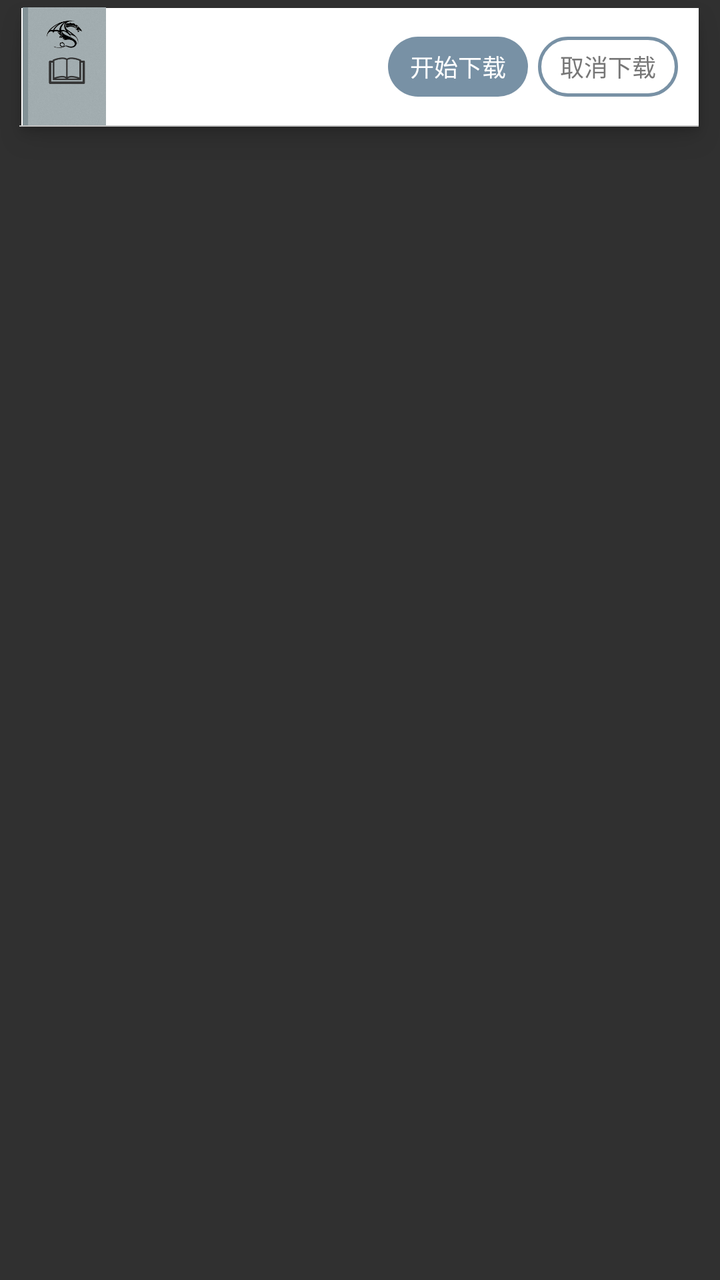
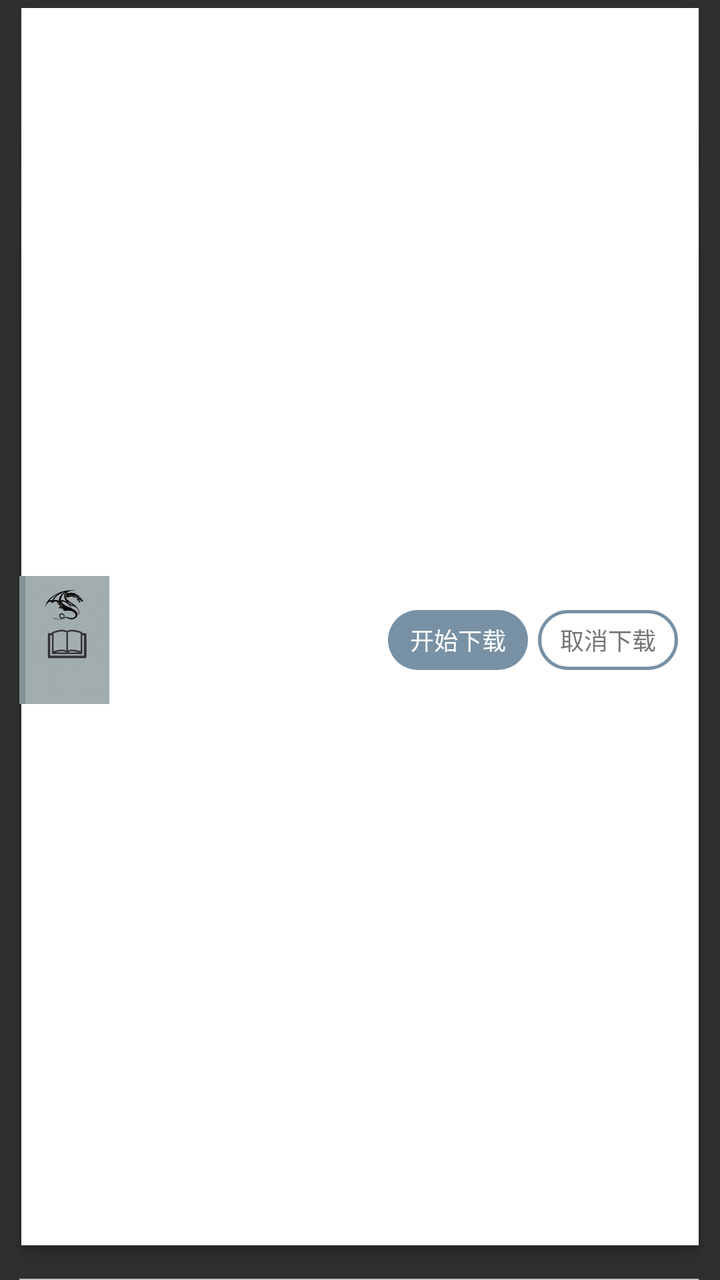

An Android layout rendered at two revisions. The XML below is the earlier revision; the diff shows what the commit changed to produce the second picture.
<!-- AndroidManifest.xml: application theme Theme.Design.NoActionBar -->
<!-- res/layout/view_pop_downloadlist.xml -->
<?xml version="1.0" encoding="utf-8"?>
<FrameLayout xmlns:android="http://schemas.android.com/apk/res/android"
    android:layout_width="wrap_content"
    android:layout_height="wrap_content"
    xmlns:app="http://schemas.android.com/apk/res-auto">
    <FrameLayout
        android:layout_width="match_parent"
        android:layout_height="80dp"
        android:paddingBottom="16.5dp"
        android:paddingTop="3.5dp"
        android:paddingLeft="9.5dp"
        android:paddingRight="10.5dp"
        android:background="@drawable/bg_search">
        <LinearLayout
            android:layout_width="match_parent"
            android:layout_height="match_parent"
            android:orientation="horizontal"
            android:layout_gravity="center_vertical"
            android:paddingRight="10dp">
            <LinearLayout
                android:id="@+id/ll_download"
                android:layout_width="0dp"
                android:layout_weight="999"
                android:layout_height="match_parent"
                android:orientation="horizontal"
                android:layout_gravity="center_vertical">
                <ImageView
                    android:id="@+id/iv_cover"
                    android:layout_width="45dp"
                    android:layout_height="match_parent"
                    android:src="@drawable/img_cover_default"/>
                <LinearLayout
                    android:layout_width="match_parent"
                    android:layout_height="match_parent"
                    android:orientation="vertical"
                    android:paddingLeft="10dp"
                    android:paddingRight="10dp">
                    <View
                        android:layout_width="0dp"
                        android:layout_height="7dp"/>
                    <TextView
                        android:id="@+id/tv_name"
                        android:layout_width="wrap_content"
                        android:layout_height="wrap_content"
                        android:textColor="@color/tv_btn_black"
                        android:textSize="13sp"
                        android:singleLine="true"
                        android:ellipsize="end"/>
                    <View
                        android:layout_width="0dp"
                        android:layout_height="0dp"
                        android:layout_weight="2"/>
                    <TextView
                        android:id="@+id/tv_chapter_name"
                        android:layout_width="wrap_content"
                        android:layout_height="wrap_content"
                        android:textColor="@color/tv_btn_normal_black"
                        android:textSize="11sp"
                        android:ellipsize="end"
                        android:maxLines="2"/>
                    <View
                        android:layout_width="0dp"
                        android:layout_height="0dp"
                        android:layout_weight="3"/>
                </LinearLayout>
            </LinearLayout>
            <View
                android:layout_width="0dp"
                android:layout_height="0dp"
                android:layout_weight="1"/>
            <TextView
                android:id="@+id/tv_download"
                android:layout_width="70dp"
                android:layout_height="30dp"
                android:text="开始下载"
                android:layout_gravity="center_vertical"
                android:gravity="center"
                android:textColor="#ffffff"
                android:clickable="true"
                android:textSize="12sp"
                android:background="@drawable/selector_bg_download"/>
            <View
                android:layout_width="5dp"
                android:layout_height="0dp"/>
            <TextView
                android:id="@+id/tv_cancel"
                android:layout_width="70dp"
                android:layout_height="30dp"
                android:textColor="#767676"
                android:text="取消下载"
                android:layout_gravity="center_vertical"
                android:gravity="center"
                android:textSize="12sp"
                android:clickable="true"
                android:background="@drawable/selector_bg_download_cancel"/>

            <View
                android:layout_width="0dp"
                android:layout_height="0dp"
                android:layout_weight="1"/>
        </LinearLayout>
        <TextView
            android:id="@+id/tv_none"
            android:layout_width="match_parent"
            android:layout_height="match_parent"
            android:clickable="true"
            android:text="暂无任务"
            android:gravity="center"
            android:textColor="@color/tv_btn_black"
            android:textSize="14sp"
            android:visibility="gone"
            android:background="#ffffff"/>
        <View
            android:layout_width="match_parent"
            android:layout_height="0.7dp"
            android:background="#c1c1c1"
            android:layout_gravity="bottom"/>
    </FrameLayout>
</FrameLayout>
<!-- resources referenced by this layout -->
<resources>
  <color name="tv_btn_black">#343434</color>
  <color name="tv_btn_normal_black">#737373</color>
  <!-- drawable bg_search: png bitmap (drawable-xxhdpi, 4619 bytes) -->
  <!-- drawable img_cover_default: png bitmap (drawable-xxhdpi, 26942 bytes) -->
  <!-- drawable selector_bg_download (drawable) -->
  <?xml version="1.0" encoding="utf-8"?>
  <selector xmlns:android="http://schemas.android.com/apk/res/android">
      <item android:state_pressed="false" android:drawable="@drawable/shape_bg_download_nor"/>
      <item android:state_pressed="true" android:drawable="@drawable/shape_bg_download_pre"/>
  </selector>
  <!-- drawable selector_bg_download_cancel (drawable) -->
  <?xml version="1.0" encoding="utf-8"?>
  <selector xmlns:android="http://schemas.android.com/apk/res/android">
      <item android:state_pressed="false" android:drawable="@drawable/shape_bg_download_cancel_nor"/>
      <item android:state_pressed="true" android:drawable="@drawable/shape_bg_download_cancel_pre"/>
  </selector>
  <!-- drawable shape_bg_download_nor (drawable) -->
  <?xml version="1.0" encoding="utf-8"?>
  <shape xmlns:android="http://schemas.android.com/apk/res/android"
      android:shape="rectangle">
      <corners android:radius="25dp"/>
      <solid android:color="@color/tv_text_addshelf_pre"/>
  </shape>
  <!-- drawable shape_bg_download_pre (drawable) -->
  <?xml version="1.0" encoding="utf-8"?>
  <shape xmlns:android="http://schemas.android.com/apk/res/android"
      android:shape="rectangle">
      <corners android:radius="25dp"/>
      <solid android:color="@color/tv_text_addshelf_deep_pre"/>
  </shape>
  <!-- drawable shape_bg_download_cancel_nor (drawable) -->
  <?xml version="1.0" encoding="utf-8"?>
  <shape xmlns:android="http://schemas.android.com/apk/res/android"
      android:shape="rectangle">
      <corners android:radius="25dp"/>
      <stroke android:color="@color/tv_text_addshelf_pre"
          android:width="1.5dp"/>
  </shape>
  <!-- drawable shape_bg_download_cancel_pre (drawable) -->
  <?xml version="1.0" encoding="utf-8"?>
  <shape xmlns:android="http://schemas.android.com/apk/res/android"
      android:shape="rectangle">
      <corners android:radius="25dp"/>
      <stroke android:color="@color/tv_text_addshelf_deep_pre"
          android:width="1.5dp"/>
  </shape>
  <color name="tv_text_addshelf_pre">#7891A5</color>
  <color name="tv_text_addshelf_deep_pre">#587A8A</color>
</resources>

<!-- the commit's change to res/layout/view_pop_downloadlist.xml (unified diff, before → after) -->
@@ -1,119 +1,128 @@
 <?xml version="1.0" encoding="utf-8"?>
 <FrameLayout xmlns:android="http://schemas.android.com/apk/res/android"
-    android:layout_width="wrap_content"
-    android:layout_height="wrap_content"
-    xmlns:app="http://schemas.android.com/apk/res-auto">
-    <FrameLayout
+    xmlns:app="http://schemas.android.com/apk/res-auto"
+    android:layout_width="match_parent"
+    android:layout_height="100dp"
+    android:background="@drawable/bg_search"
+    android:paddingLeft="9.5dp"
+    android:paddingRight="10.5dp">
+
+    <LinearLayout
         android:layout_width="match_parent"
-        android:layout_height="80dp"
-        android:paddingBottom="16.5dp"
-        android:paddingTop="3.5dp"
-        android:paddingLeft="9.5dp"
-        android:paddingRight="10.5dp"
-        android:background="@drawable/bg_search">
+        android:layout_height="match_parent"
+        android:layout_gravity="center_vertical"
+        android:orientation="horizontal"
+        android:paddingRight="10dp">
+
         <LinearLayout
-            android:layout_width="match_parent"
+            android:id="@+id/ll_download"
+            android:layout_width="0dp"
             android:layout_height="match_parent"
-            android:orientation="horizontal"
             android:layout_gravity="center_vertical"
-            android:paddingRight="10dp">
+            android:layout_weight="999"
+            android:orientation="horizontal">
+
+            <ImageView
+                android:id="@+id/iv_cover"
+                android:layout_width="45dp"
+                android:layout_height="match_parent"
+                android:src="@drawable/img_cover_default" />
+
             <LinearLayout
-                android:id="@+id/ll_download"
-                android:layout_width="0dp"
-                android:layout_weight="999"
+                android:layout_width="match_parent"
                 android:layout_height="match_parent"
-                android:orientation="horizontal"
-                android:layout_gravity="center_vertical">
-                <ImageView
-                    android:id="@+id/iv_cover"
-                    android:layout_width="45dp"
-                    android:layout_height="match_parent"
-                    android:src="@drawable/img_cover_default"/>
-                <LinearLayout
-                    android:layout_width="match_parent"
-                    android:layout_height="match_parent"
-                    android:orientation="vertical"
-                    android:paddingLeft="10dp"
-                    android:paddingRight="10dp">
-                    <View
-                        android:layout_width="0dp"
-                        android:layout_height="7dp"/>
-                    <TextView
-                        android:id="@+id/tv_name"
-                        android:layout_width="wrap_content"
-                        android:layout_height="wrap_content"
-                        android:textColor="@color/tv_btn_black"
-                        android:textSize="13sp"
-                        android:singleLine="true"
-                        android:ellipsize="end"/>
-                    <View
-                        android:layout_width="0dp"
-                        android:layout_height="0dp"
-                        android:layout_weight="2"/>
-                    <TextView
-                        android:id="@+id/tv_chapter_name"
-                        android:layout_width="wrap_content"
-                        android:layout_height="wrap_content"
-                        android:textColor="@color/tv_btn_normal_black"
-                        android:textSize="11sp"
-                        android:ellipsize="end"
-                        android:maxLines="2"/>
-                    <View
-                        android:layout_width="0dp"
-                        android:layout_height="0dp"
-                        android:layout_weight="3"/>
-                </LinearLayout>
+                android:orientation="vertical"
+                android:paddingLeft="10dp"
+                android:paddingRight="10dp">
+
+                <View
+                    android:layout_width="0dp"
+                    android:layout_height="7dp" />
+
+                <TextView
+                    android:id="@+id/tv_name"
+                    android:layout_width="wrap_content"
+                    android:layout_height="wrap_content"
+                    android:ellipsize="end"
+                    android:singleLine="true"
+                    android:textColor="@color/tv_btn_black"
+                    android:textSize="13sp" />
+
+                <View
+                    android:layout_width="0dp"
+                    android:layout_height="0dp"
+                    android:layout_weight="2" />
+
+                <TextView
+                    android:id="@+id/tv_chapter_name"
+                    android:layout_width="wrap_content"
+                    android:layout_height="wrap_content"
+                    android:ellipsize="end"
+                    android:maxLines="2"
+                    android:textColor="@color/tv_btn_normal_black"
+                    android:textSize="11sp" />
+
+                <View
+                    android:layout_width="0dp"
+                    android:layout_height="0dp"
+                    android:layout_weight="3" />
             </LinearLayout>
-            <View
-                android:layout_width="0dp"
-                android:layout_height="0dp"
-                android:layout_weight="1"/>
-            <TextView
-                android:id="@+id/tv_download"
-                android:layout_width="70dp"
-                android:layout_height="30dp"
-                android:text="开始下载"
-                android:layout_gravity="center_vertical"
-                android:gravity="center"
-                android:textColor="#ffffff"
-                android:clickable="true"
-                android:textSize="12sp"
-                android:background="@drawable/selector_bg_download"/>
-            <View
-                android:layout_width="5dp"
-                android:layout_height="0dp"/>
-            <TextView
-                android:id="@+id/tv_cancel"
-                android:layout_width="70dp"
-                android:layout_height="30dp"
-                android:textColor="#767676"
-                android:text="取消下载"
-                android:layout_gravity="center_vertical"
-                android:gravity="center"
-                android:textSize="12sp"
-                android:clickable="true"
-                android:background="@drawable/selector_bg_download_cancel"/>
+        </LinearLayout>
 
-            <View
-                android:layout_width="0dp"
-                android:layout_height="0dp"
-                android:layout_weight="1"/>
-        </LinearLayout>
+        <View
+            android:layout_width="0dp"
+            android:layout_height="0dp"
+            android:layout_weight="1" />
+
         <TextView
-            android:id="@+id/tv_none"
-            android:layout_width="match_parent"
-            android:layout_height="match_parent"
+            android:id="@+id/tv_download"
+            android:layout_width="70dp"
+            android:layout_height="30dp"
+            android:layout_gravity="center_vertical"
+            android:background="@drawable/selector_bg_download"
             android:clickable="true"
-            android:text="暂无任务"
             android:gravity="center"
-            android:textColor="@color/tv_btn_black"
-            android:textSize="14sp"
-            android:visibility="gone"
-            android:background="#ffffff"/>
+            android:text="开始下载"
+            android:textColor="#ffffff"
+            android:textSize="12sp" />
+
         <View
-            android:layout_width="match_parent"
-            android:layout_height="0.7dp"
-            android:background="#c1c1c1"
-            android:layout_gravity="bottom"/>
-    </FrameLayout>
+            android:layout_width="5dp"
+            android:layout_height="0dp" />
+
+        <TextView
+            android:id="@+id/tv_cancel"
+            android:layout_width="70dp"
+            android:layout_height="30dp"
+            android:layout_gravity="center_vertical"
+            android:background="@drawable/selector_bg_download_cancel"
+            android:clickable="true"
+            android:gravity="center"
+            android:text="取消下载"
+            android:textColor="#767676"
+            android:textSize="12sp" />
+
+        <View
+            android:layout_width="0dp"
+            android:layout_height="0dp"
+            android:layout_weight="1" />
+    </LinearLayout>
+
+    <TextView
+        android:id="@+id/tv_none"
+        android:layout_width="match_parent"
+        android:layout_height="match_parent"
+        android:background="#ffffff"
+        android:clickable="true"
+        android:gravity="center"
+        android:text="暂无任务"
+        android:textColor="@color/tv_btn_black"
+        android:textSize="14sp"
+        android:visibility="invisible" />
+
+    <View
+        android:layout_width="match_parent"
+        android:layout_height="0.7dp"
+        android:layout_gravity="bottom"
+        android:background="#c1c1c1" />
 </FrameLayout>
